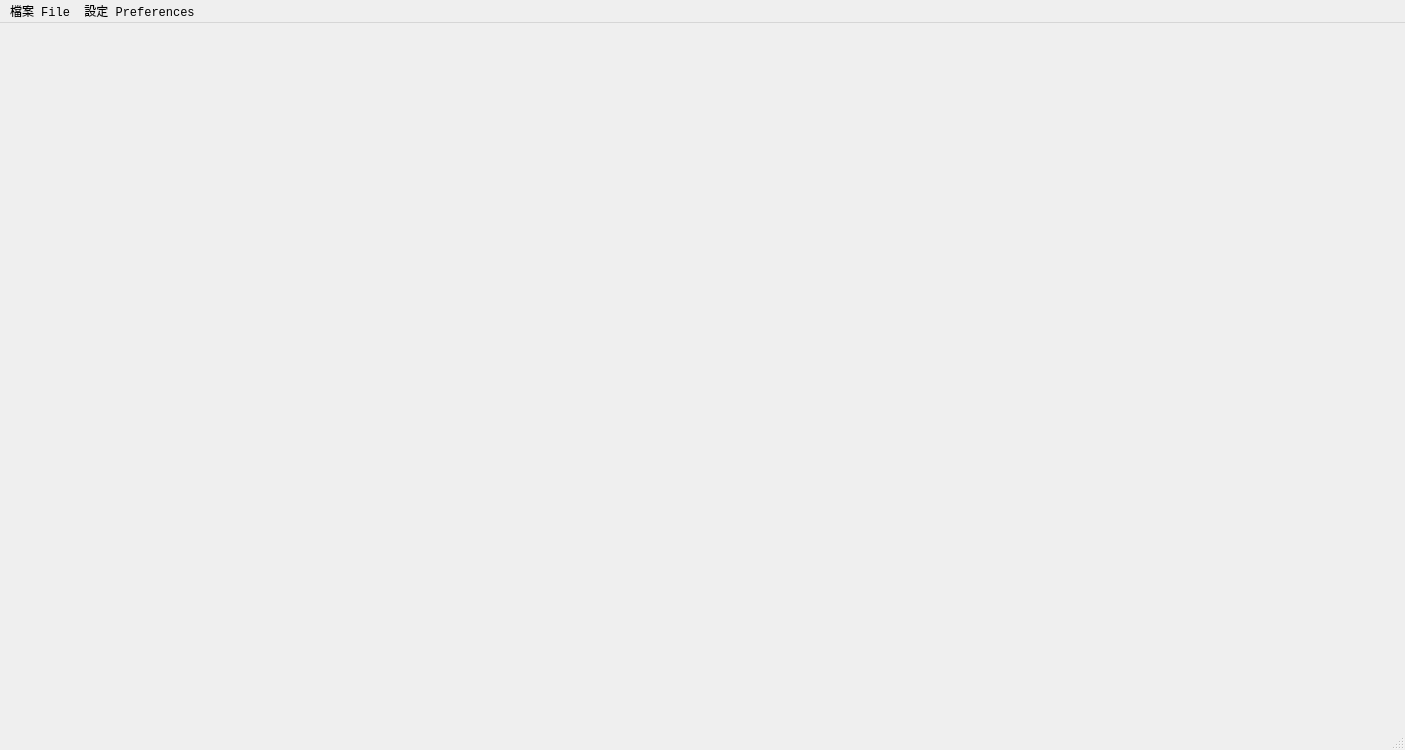
First picture: the form in app/ui/pyqt5_ui/main_window/main_window.ui, repository Rekkursion/TCG078301_Final, before the edit.
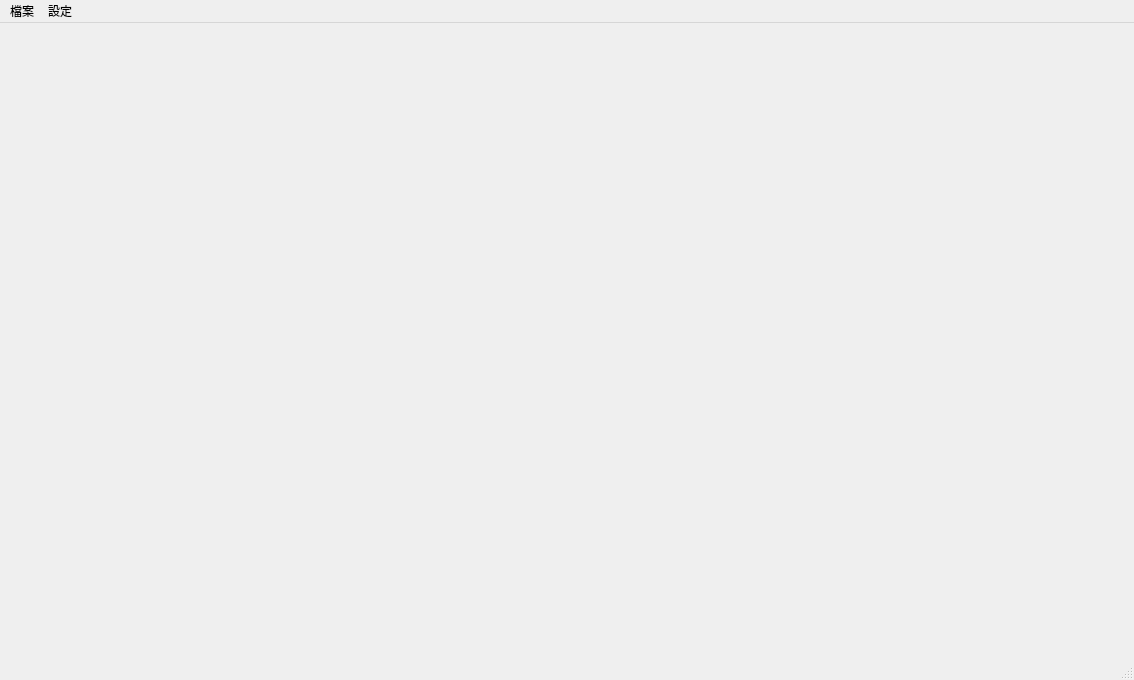
Second picture: the form after the edit.

Diff of the .ui file:
```diff
--- a/app/ui/pyqt5_ui/main_window/main_window.ui
+++ b/app/ui/pyqt5_ui/main_window/main_window.ui
@@ -6,8 +6,8 @@
    <rect>
     <x>0</x>
     <y>0</y>
-    <width>1405</width>
-    <height>750</height>
+    <width>1134</width>
+    <height>680</height>
    </rect>
   </property>
   <property name="sizePolicy">
@@ -48,7 +48,7 @@
     <rect>
      <x>0</x>
      <y>0</y>
-     <width>1405</width>
+     <width>1134</width>
      <height>24</height>
     </rect>
    </property>
@@ -59,7 +59,7 @@
      </font>
     </property>
     <property name="title">
-     <string>檔案 File</string>
+     <string>檔案</string>
     </property>
     <widget class="QMenu" name="menu_Load">
      <property name="font">
@@ -87,7 +87,7 @@
    </widget>
    <widget class="QMenu" name="menu_preferences">
     <property name="title">
-     <string>設定 Preferences</string>
+     <string>設定</string>
     </property>
     <widget class="QMenu" name="menu_lang">
      <property name="title">
```
Left out of the diff: 6 changed lines with no effect on the pictures.
